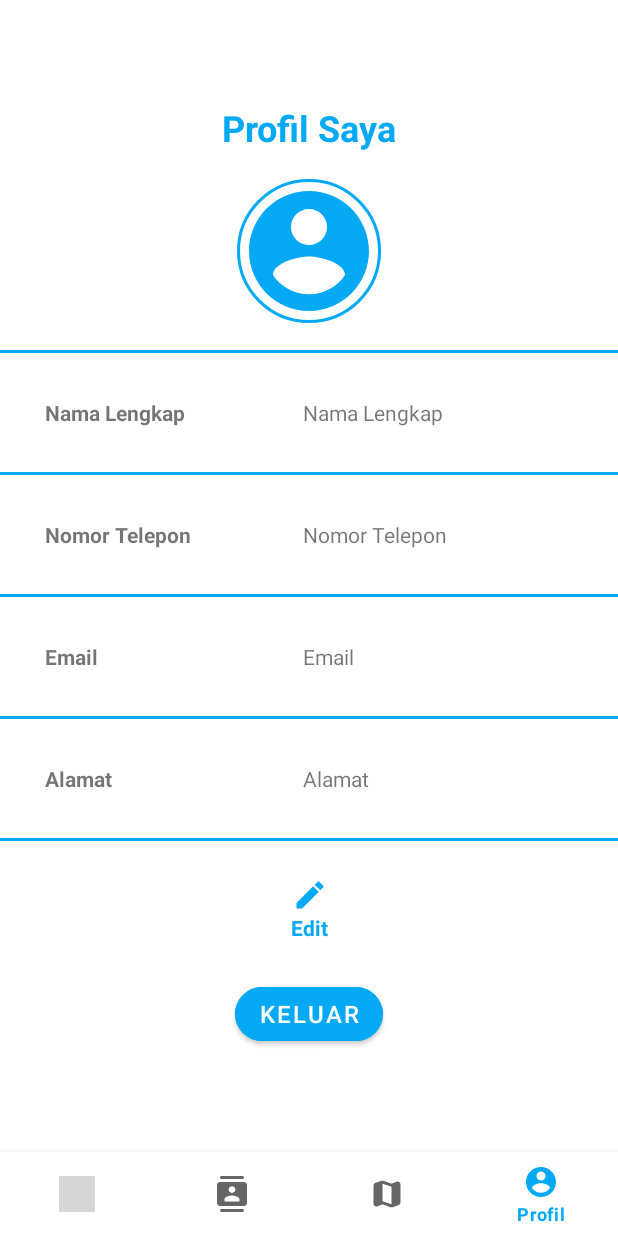
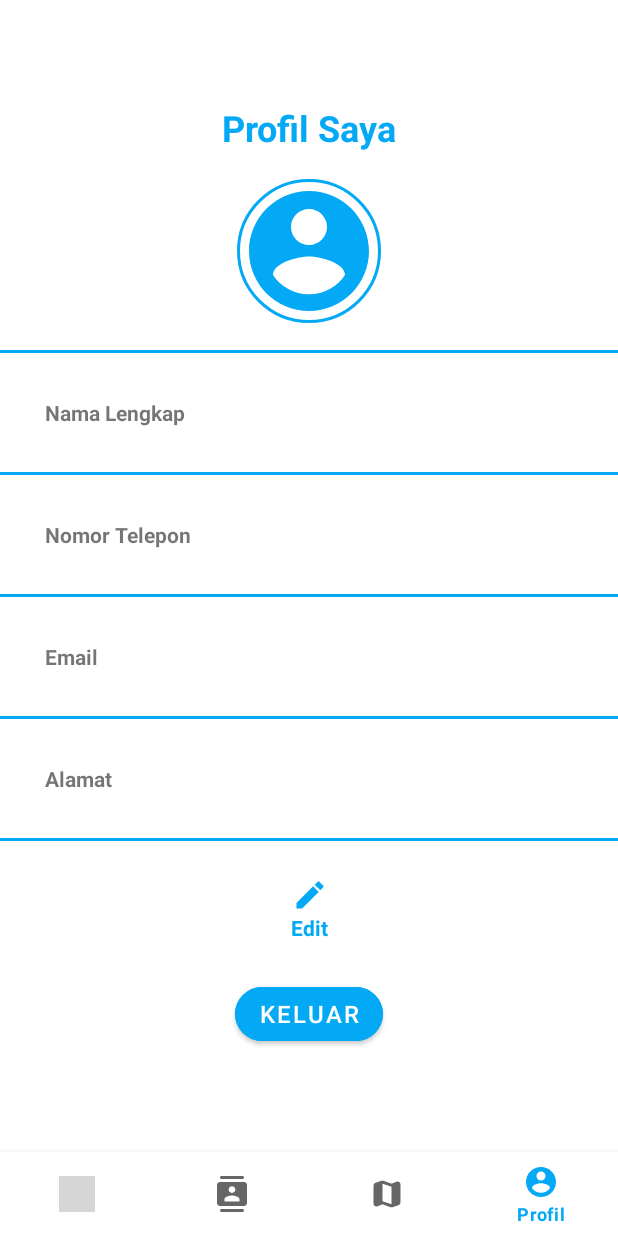
Before and after one commit to dimaslesmana/KlikDarurat-IF570, an Android app: the screen it shows after launch once a user with an empty profile is signed in (MainActivity), item 4 of the bottom bar chosen, on a phone screen of 412 x 824 dp. Run offline under Robolectric (Android 15) with nearby library versions, the phone set to English and light mode, and no system bars; our stand-ins replace CircleImageView, Firebase (no records; nobody signed in at launch, a user with empty details on screens opened directly), navigation-ui; pictures from the network do not load; grey boxes are pictures that could not be loaded.

Commit message:
Remove unusable Text in fragmentUserProfile

```diff
--- a/app/src/main/res/layout/fragment_user_profile.xml
+++ b/app/src/main/res/layout/fragment_user_profile.xml
@@ -69,7 +69,6 @@
             android:layout_height="wrap_content"
             android:layout_margin="18dp"
             android:padding="12dp"
-            android:text="@string/label_full_name"
             app:layout_constraintHorizontal_weight="6"
             app:layout_constraintTop_toBottomOf="@id/divider_1"
             app:layout_constraintStart_toEndOf="@id/tv_profile_full_name_label"
@@ -106,7 +105,6 @@
             android:layout_height="wrap_content"
             android:layout_margin="18dp"
             android:padding="12dp"
-            android:text="@string/label_phone_number"
             app:layout_constraintHorizontal_weight="6"
             app:layout_constraintTop_toBottomOf="@id/divider_2"
             app:layout_constraintStart_toEndOf="@id/tv_profile_phone_number_label"
@@ -143,7 +141,6 @@
             android:layout_height="wrap_content"
             android:layout_margin="18dp"
             android:padding="12dp"
-            android:text="@string/label_email"
             app:layout_constraintHorizontal_weight="6"
             app:layout_constraintTop_toBottomOf="@id/divider_3"
             app:layout_constraintStart_toEndOf="@id/tv_profile_email_label"
@@ -180,7 +177,6 @@
             android:layout_height="wrap_content"
             android:layout_margin="18dp"
             android:padding="12dp"
-            android:text="@string/label_address"
             app:layout_constraintHorizontal_weight="6"
             app:layout_constraintTop_toBottomOf="@id/divider_4"
             app:layout_constraintStart_toEndOf="@id/tv_profile_address_label"
```
